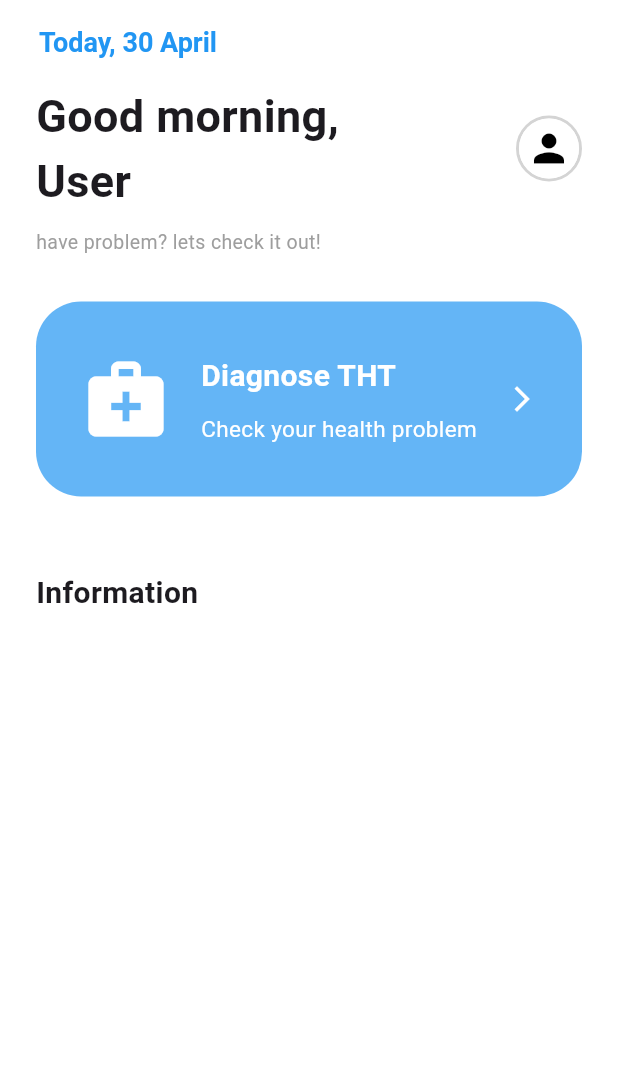
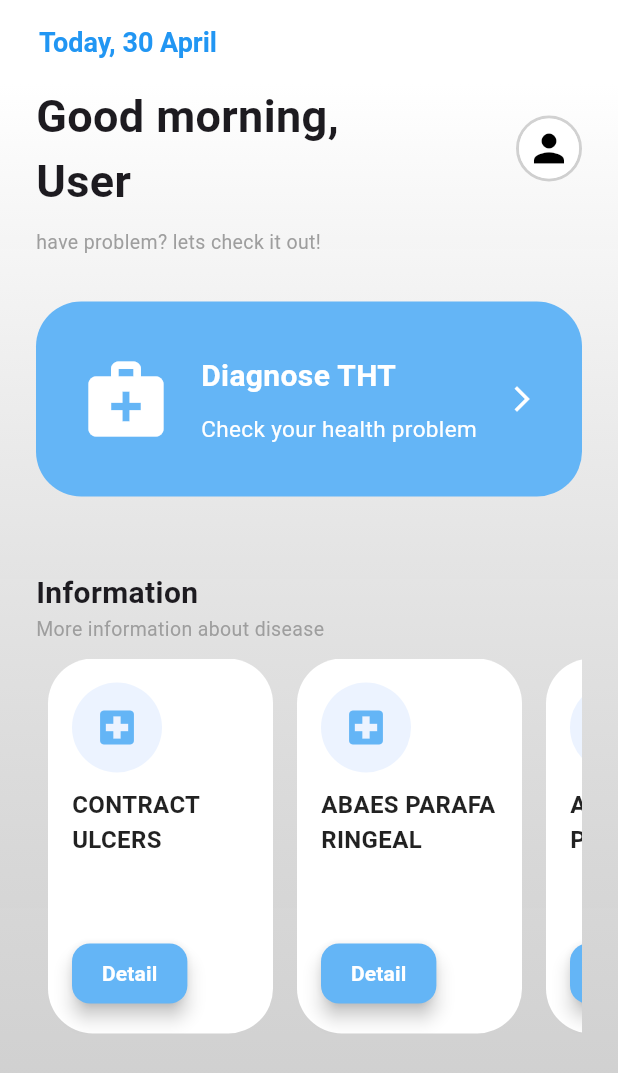
Before and after one commit to MigelOrvin/SistemPakarSederhana, a Flutter app: the screen it shows after launch, on a phone screen of 412 x 824 dp. Shown: the top 1073 px of the screen. Run offline on Flutter 3.47's test engine with Material 3 defaults, Android fonts, the phone set to English and light mode, and no system bars.

Commit message:
models and information widgets

```diff
--- /dev/null
+++ b/healthcare/lib/fact/factsset.dart
@@ -0,0 +1,145 @@
+import 'package:healthcare/fact/model/disease.dart';
+import 'package:healthcare/fact/model/symptom.dart';
+
+
+final List<Symptom> symptoms = [
+  Symptom(id: 1, name: "demam"),
+  Symptom(id: 2, name: "sakit kepala"),
+  Symptom(id: 3, name: "nyeri saat bicara atau menelan"),
+  Symptom(id: 4, name: "batuk"),
+  Symptom(id: 5, name: "hidung tersumbat"),
+  Symptom(id: 6, name: "nyeri telinga"),
+  Symptom(id: 7, name: "nyeri tenggorokan"),
+  Symptom(id: 8, name: "hidung meler"),
+  Symptom(id: 9, name: "letih dan lesu"),
+  Symptom(id: 10, name: "mual dan muntah"),
+  Symptom(id: 11, name: "selaput lendir merah dan bengkak"),
+  Symptom(id: 12, name: "ada benjolan di leher"),
+  Symptom(id: 13, name: "nyeri leher"),
+  Symptom(id: 14, name: "pembengkakan kelenjar getah bening"),
+  Symptom(id: 15, name: "pendarahan hidung"),
+  Symptom(id: 16, name: "suara serak"),
+  Symptom(id: 17, name: "bola mata bergerak tanpa sadar"),
+  Symptom(id: 18, name: "dahi sakit"),
+  Symptom(id: 19, name: "leher bengkak"),
+  Symptom(id: 20, name: "tuli"),
+  Symptom(id: 21, name: "ada yang tumbuh di mulut"),
+  Symptom(id: 22, name: "air liur menetes"),
+  Symptom(id: 23, name: "berat badan turun"),
+  Symptom(id: 24, name: "bunyi nafas abnormal"),
+  Symptom(id: 25, name: "infeksi sinus"),
+  Symptom(id: 26, name: "nyeri antara mata"),
+  Symptom(id: 27, name: "nyeri pinggir hidung"),
+  Symptom(id: 28, name: "nyeri pipi di bawah mata"),
+  Symptom(id: 29, name: "nyeri wajah"),
+  Symptom(id: 30, name: "perubahan kulit"),
+  Symptom(id: 31, name: "perubahan suara"),
+  Symptom(id: 32, name: "radang gendang telinga"),
+  Symptom(id: 33, name: "sakit gigi"),
+  Symptom(id: 34, name: "serangan vertigo"),
+  Symptom(id: 35, name: "telinga berdenging"),
+  Symptom(id: 36, name: "telinga terasa penuh"),
+  Symptom(id: 37, name: "tenggorokan gatal"),
+  Symptom(id: 38, name: "tubuh tak seimbang"),
+];
+
+
+
+final List<Disease> diseases = [
+  Disease(
+    name: "CONTRACT ULCERS",
+    symptoms: symptoms.where((s) => [3, 16].contains(s.id)).toList(),
+  ),
+  Disease(
+    name: "ABAES PARAFARINGEAL",
+    symptoms: symptoms.where((s) => [3, 19].contains(s.id)).toList(),
+  ),
+  Disease(
+    name: "ABAES PERITONAILER",
+    symptoms: symptoms.where((s) => [1, 2, 7, 14, 16, 22].contains(s.id)).toList(),
+  ),
+  Disease(
+    name: "BAROTITIS MEDIA",
+    symptoms: symptoms.where((s) => [2, 6].contains(s.id)).toList(),
+  ),
+  Disease(
+    name: "DEVIASI SEPTUM",
+    symptoms: symptoms.where((s) => [1, 5, 6, 15, 25, 29].contains(s.id)).toList(),
+  ),
+  Disease(
+    name: "FARINGITIS",
+    symptoms: symptoms.where((s) => [1, 3, 7, 13, 14].contains(s.id)).toList(),
+  ),
+  Disease(
+    name: "KANKER LARING",
+    symptoms: symptoms.where((s) => [3, 4, 7, 13, 16, 23, 24].contains(s.id)).toList(),
+  ),
+  Disease(
+    name: "KANKER LEHER DAN KEPALA",
+    symptoms: symptoms.where((s) => [3, 12, 15, 21, 30, 31].contains(s.id)).toList(),
+  ),
+  Disease(
+    name: "KANKER LEHER METASTATIK",
+    symptoms: symptoms.where((s) => [12].contains(s.id)).toList(),
+  ),
+  Disease(
+    name: "KANKER NASOFARING",
+    symptoms: symptoms.where((s) => [5, 15].contains(s.id)).toList(),
+  ),
+  Disease(
+    name: "KANKER TONSIL",
+    symptoms: symptoms.where((s) => [7, 12].contains(s.id)).toList(),
+  ),
+  Disease(
+    name: "LARINGITIS",
+    symptoms: symptoms.where((s) => [1, 3, 14, 19, 37].contains(s.id)).toList(),
+  ),
+  Disease(
+    name: "NEURONITIS VESTIBULARIS",
+    symptoms: symptoms.where((s) => [10, 17].contains(s.id)).toList(),
+  ),
+  Disease(
+    name: "OSTEOSKLEROSIS",
+    symptoms: symptoms.where((s) => [20, 35].contains(s.id)).toList(),
+  ),
+  Disease(
+    name: "OTITIS MEDIA AKUT",
+    symptoms: symptoms.where((s) => [1, 6, 10, 32].contains(s.id)).toList(),
+  ),
+  Disease(
+    name: "MENIERE",
+    symptoms: symptoms.where((s) => [6, 10, 34, 36].contains(s.id)).toList(),
+  ),
+  Disease(
+    name: "TONSILITIS",
+    symptoms: symptoms.where((s) => [1, 2, 3, 4, 7, 10].contains(s.id)).toList(),
+  ),
+  Disease(
+    name: "TUMOR SYARAF PENDENGARAN",
+    symptoms: symptoms.where((s) => [2, 20, 38].contains(s.id)).toList(),
+  ),
+  Disease(
+    name: "VERTIGO POSTULAR",
+    symptoms: symptoms.where((s) => [17].contains(s.id)).toList(),
+  ),
+  Disease(
+    name: "SINUSITIS MAKSILARIS",
+    symptoms: symptoms.where((s) => [1, 2, 4, 5, 8, 9, 11, 18, 28, 33].contains(s.id)).toList(),
+  ),
+  Disease(
+    name: "SINUSITIS FRONTALIS",
+    symptoms: symptoms.where((s) => [1, 2, 4, 5, 8, 9, 11].contains(s.id)).toList(),
+  ),
+  Disease(
+    name: "SINUSITIS ETMOIDALIS",
+    symptoms: symptoms.where((s) => [1, 2, 4, 5, 8, 9, 11, 18, 26, 27].contains(s.id)).toList(),
+  ),
+  Disease(
+    name: "SINUSITIS SFENOIDALIS",
+    symptoms: symptoms.where((s) => [1, 2, 4, 5, 8, 9, 11, 18].contains(s.id)).toList(),
+  ),
+  Disease(
+    name: "PERUT",
+    symptoms: symptoms.where((s) => [1, 2, 3, 4].contains(s.id)).toList(),
+  ),
+];
--- /dev/null
+++ b/healthcare/lib/fact/model/disease.dart
@@ -0,0 +1,8 @@
+import 'package:healthcare/fact/model/symptom.dart';
+
+class Disease {
+  final String name;
+  final List<Symptom> symptoms;
+
+  Disease({required this.name, required this.symptoms});
+}
--- /dev/null
+++ b/healthcare/lib/fact/model/symptom.dart
@@ -0,0 +1,6 @@
+class Symptom {
+  final int id;
+  final String name;
+
+  Symptom({required this.id, required this.name});
+}
--- a/healthcare/lib/pages/home/home.dart
+++ b/healthcare/lib/pages/home/home.dart
@@ -1,6 +1,7 @@
 import 'package:flutter/material.dart';
 import 'package:healthcare/pages/home/widgetsHome/diagnose.dart';
 import 'package:healthcare/pages/home/widgetsHome/greeting.dart';
+import 'package:healthcare/pages/home/widgetsHome/information.dart';
 import 'package:intl/intl.dart';
 
 class homeScreen extends StatelessWidget {
@@ -20,7 +21,7 @@ class homeScreen extends StatelessWidget {
     }
 
     return Scaffold(
-      backgroundColor: Colors.white,
+      backgroundColor: const Color.fromARGB(244, 255, 255, 255),
       appBar: AppBar(
         backgroundColor: Colors.white,
         title: Padding(
@@ -35,7 +36,16 @@ class homeScreen extends StatelessWidget {
           ),
         ),
       ),
-      body: Padding(
+      body: Container(
+        decoration: const BoxDecoration(
+          gradient: LinearGradient(colors: [
+            Colors.white,
+            Color.fromARGB(174, 181, 181, 181)
+          ],
+          begin: Alignment.topCenter,
+          end: Alignment.bottomCenter,)
+        ),
+        child: Padding(
           padding: const EdgeInsets.only(left: 24, right: 24),
           child: Column(
             crossAxisAlignment: CrossAxisAlignment.start,
@@ -56,7 +66,14 @@ class homeScreen extends StatelessWidget {
                   fontWeight: FontWeight.bold,
                 ),
               ),
+              Text(
+                "More information about disease",
+                style: TextStyle(fontSize: 13, color: Colors.grey),
+              ),
+              SizedBox(height: 10),
+              InformationDisease()
             ],
+          ),
         ),
       ),
     );
--- /dev/null
+++ b/healthcare/lib/pages/home/widgetsHome/information.dart
@@ -0,0 +1,96 @@
+import 'package:flutter/material.dart';
+import 'package:healthcare/fact/factsset.dart';
+import 'package:healthcare/pages/detail/detail.dart';
+
+class InformationDisease extends StatelessWidget {
+  const InformationDisease({super.key});
+
+  @override
+  Widget build(BuildContext context) {
+    return SizedBox(
+      height: 250,
+      child: ListView.builder(
+        physics: const BouncingScrollPhysics(),
+        scrollDirection: Axis.horizontal,
+        itemCount: diseases.length,
+        itemBuilder: (context, index) {
+          final disease = diseases[index];
+          return Padding(
+            padding: const EdgeInsets.symmetric(horizontal: 8.0),
+            child: Container(
+              width: 150,
+              padding: const EdgeInsets.all(16),
+              decoration: BoxDecoration(
+                color: Colors.white,
+                borderRadius: BorderRadius.circular(30),
+
+              ),
+              child: Column(
+                crossAxisAlignment: CrossAxisAlignment.start,
+                children: [
+                  Container(
+                    width: 60,
+                    height: 60,
+                    decoration: BoxDecoration(
+                      color: Colors.blueAccent.withOpacity(0.1),
+                      shape: BoxShape.circle,
+                    ),
+                    child: Icon(
+                      Icons.local_hospital,
+                      color: Colors.blue[300],
+                      size: 30,
+                    ),
+                  ),
+                  const SizedBox(height: 10),
+                  Text(
+                    disease.name,
+                    textAlign: TextAlign.start,
+                    style: const TextStyle(
+                      fontWeight: FontWeight.bold,
+                      fontSize: 16,
+                      color: Colors.black87,
+                    ),
+                    maxLines: 2,
+                    overflow: TextOverflow.ellipsis,
+                  ),
+                  const SizedBox(height: 8),
+
+                  const Spacer(),
+                  ElevatedButton(
+                    onPressed: () {
+                      Navigator.push(
+                        context,
+                        MaterialPageRoute(
+                          builder: (context) => DiseaseDetailPage(index: index),
+                        ),
+                      );
+                    },
+                    style: ElevatedButton.styleFrom(
+                      backgroundColor: Colors.blue[300],
+                      padding: const EdgeInsets.symmetric(
+                        horizontal: 20,
+                        vertical: 10,
+                      ),
+                      shape: RoundedRectangleBorder(
+                        borderRadius: BorderRadius.circular(12),
+                      ),
+                      elevation: 5,
+                    ),
+                    child: const Text(
+                      "Detail",
+                      style: TextStyle(
+                        fontSize: 14,
+                        fontWeight: FontWeight.bold,
+                        color: Colors.white,
+                      ),
+                    ),
+                  ),
+                ],
+              ),
+            ),
+          );
+        },
+      ),
+    );
+  }
+}
```
Also changed, not shown: healthcare/lib/pages/detail/detail.dart (added, +52 -0 lines). Lines whose indentation alone changed are shown as unchanged.
